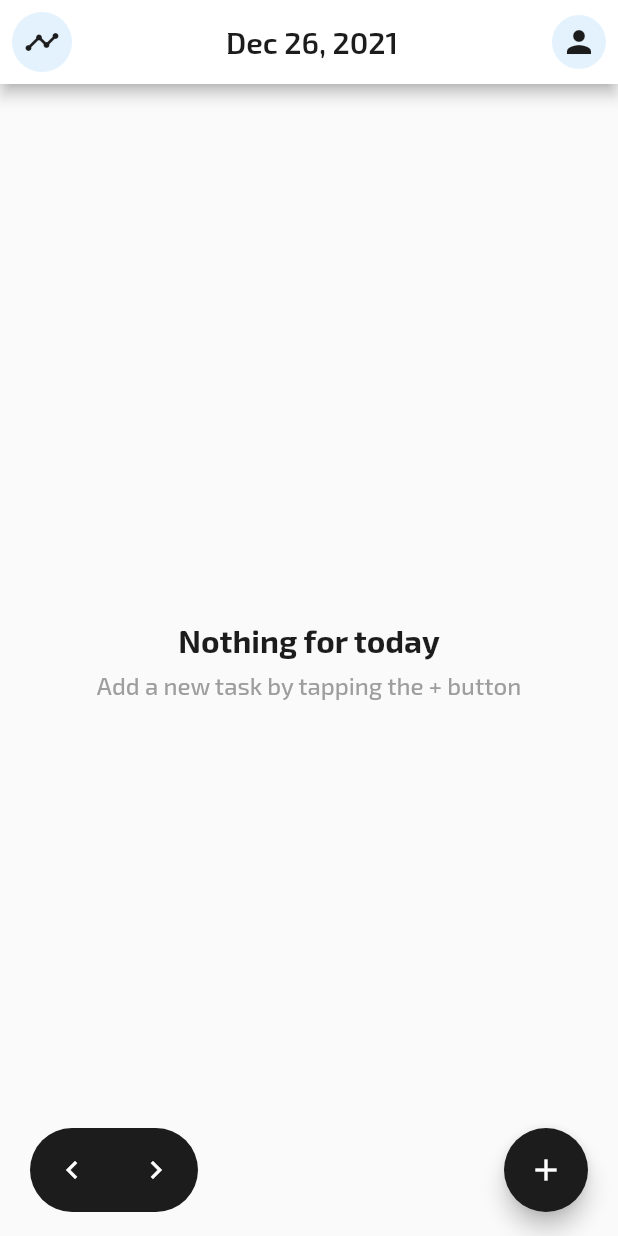
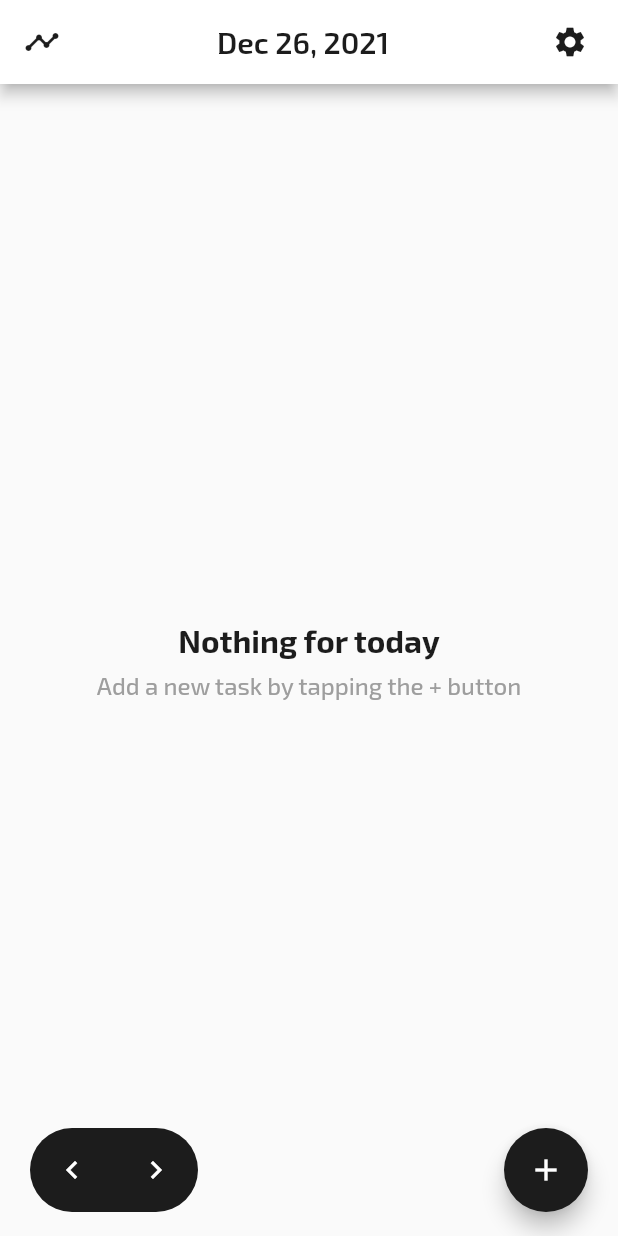
Before and after one commit to andordavoti/todoaholic, a Flutter app: the screen it shows once a user with an empty profile is signed in, on a phone screen of 412 x 824 dp. Run offline on Flutter 3.47's test engine with Material 2 defaults, Android fonts, the phone set to English and light mode, and no system bars; our stand-ins replace cloud_firestore, firebase_auth, firebase_core, google_fonts, grouped_list; missing offline and left inert: flutterfire_ui; accounts and stored records are empty.

Commit message:
changed avatar icons to icon buttons

```diff
--- a/lib/screens/home.dart
+++ b/lib/screens/home.dart
@@ -119,46 +119,32 @@ class Home extends StatelessWidget {
           ),
           leading: Padding(
             padding: const EdgeInsets.all(8.0),
-              child: InkWell(
-                customBorder: const CircleBorder(),
-                child: (CircleAvatar(
-                  child: Icon(Icons.timeline,
+            child: (IconButton(
+                icon: Icon(Icons.timeline,
                     color: Theme.of(context).textTheme.bodyText1!.color),
-                  backgroundColor: Theme.of(context).secondaryHeaderColor,
-                  radius: 18,
-                )),
-                onTap: () {
+                onPressed: () {
                   Navigator.push(
                     context,
                     MaterialPageRoute(
                       builder: (context) => const TimelineScreen(),
                     ),
                   );
-                },
-              )),
+                })),
+          ),
           actions: [
             Padding(
                 padding: const EdgeInsets.all(8.0),
-                child: InkWell(
-                  customBorder: const CircleBorder(),
-                  child: photoURL == null
-                      ? (CircleAvatar(
-                          child: Icon(Icons.person,
-                              color:
-                                  Theme.of(context).textTheme.bodyText1!.color),
-                          backgroundColor:
-                              Theme.of(context).secondaryHeaderColor,
-                          radius: 18,
-                        ))
-                      : CircleAvatar(
-                          backgroundImage: NetworkImage(photoURL),
-                        ),
-                  onTap: () {
+                child: IconButton(
+                    icon: Icon(Icons.settings,
+                        color: Theme.of(context).textTheme.bodyText1!.color),
+                    onPressed: () {
                       Navigator.push(
                         context,
                         MaterialPageRoute(
                           builder: (context) => ProfileScreen(
-                          providerConfigs: const [EmailProviderConfiguration()],
+                            providerConfigs: const [
+                              EmailProviderConfiguration()
+                            ],
                             avatarSize: 100,
                             actions: [
                               SignedOutAction((context) {
@@ -168,8 +154,7 @@ class Home extends StatelessWidget {
                           ),
                         ),
                       );
-                  },
-                ))
+                    }))
           ],
         ),
       );
```
Lines whose indentation alone changed are shown as unchanged.
